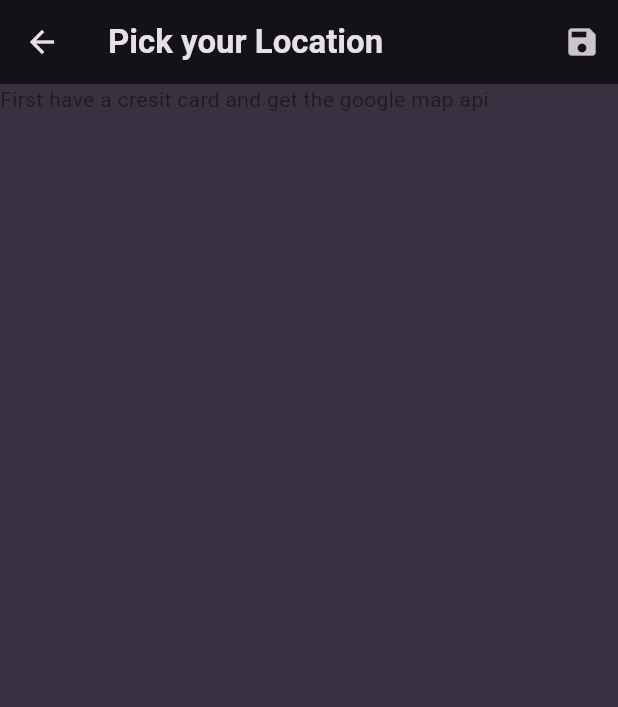
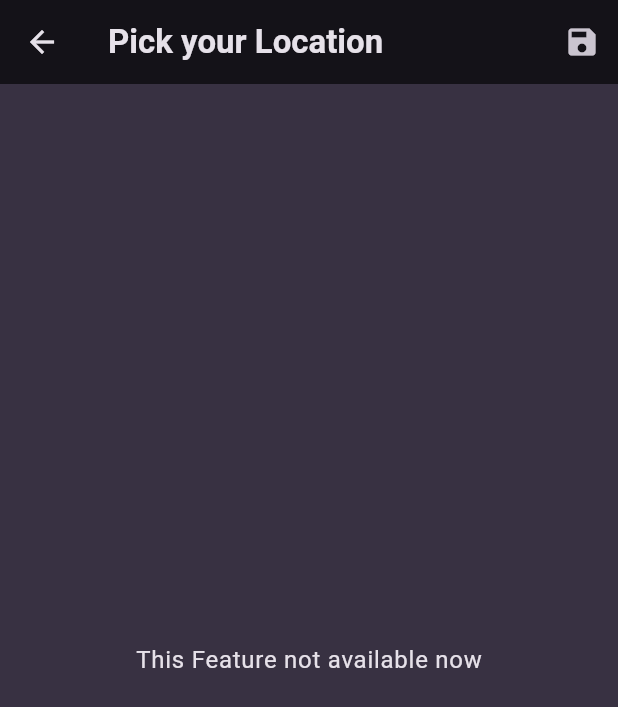
Before and after one commit to muhammed-suhaid/Snap_Savor, a Flutter app: the MapScreen screen opened directly, on a phone screen of 412 x 824 dp. Shown: the top 707 px of the screen. Run offline on Flutter 3.47's test engine with Material 3 defaults, Android fonts, the phone set to English and light mode, and no system bars; our stand-ins replace flutter_riverpod, google_fonts, image_picker, location.

Commit message:
Displayed the map screen with a dummy text

```diff
--- a/lib/screens/map.dart
+++ b/lib/screens/map.dart
@@ -64,7 +64,13 @@ class _MyWidgetState extends State<MapScreen> {
       //     ),
       //   },
       // ),
-      body: const Text('First have a cresit card and get the google map api'),
+      body: Center(
+          child: Text(
+        'This Feature not available now',
+        style: Theme.of(context).textTheme.bodyLarge!.copyWith(
+              color: Theme.of(context).colorScheme.onBackground,
+            ),
+      )),
     );
   }
 }
```
Also changed, not shown: lib/screens/place_detail.dart (+9 -2 lines).
